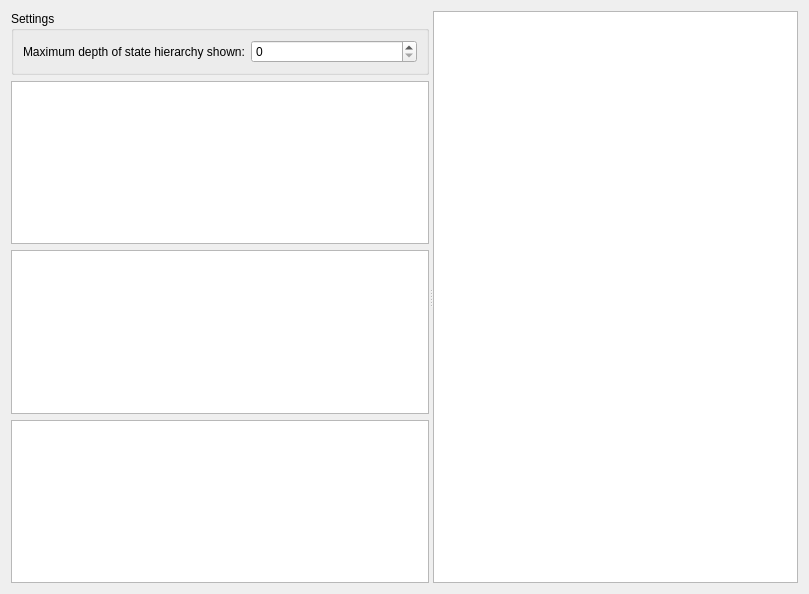
Old version of the form tools/statemachineviewer/statemachineviewer.ui in the repository KDAB/GammaRay.
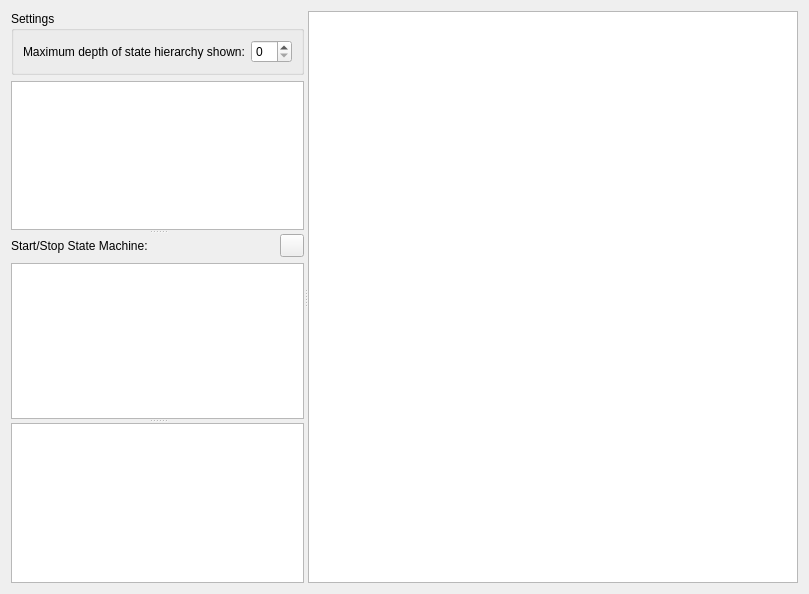
New version of the form. Custom widgets are drawn as their Qt base class.

Commit message: Add start/stop button for the currently selected state machine.

Diff of the .ui file:
```diff
--- a/tools/statemachineviewer/statemachineviewer.ui
+++ b/tools/statemachineviewer/statemachineviewer.ui
@@ -13,38 +13,19 @@
   <property name="windowTitle">
    <string>Form</string>
   </property>
-  <layout class="QGridLayout" name="gridLayout_3">
-   <item row="0" column="0">
-    <widget class="QSplitter" name="splitter">
+  <layout class="QVBoxLayout" name="verticalLayout_2">
+   <item>
+    <widget class="QSplitter" name="verticalSplitter">
      <property name="orientation">
       <enum>Qt::Horizontal</enum>
      </property>
-     <widget class="QWidget" name="layoutWidget">
-      <layout class="QGridLayout" name="gridLayout">
-       <item row="1" column="0">
-        <widget class="QTreeView" name="stateMachinesView">
-         <property name="rootIsDecorated">
-          <bool>false</bool>
-         </property>
-         <property name="uniformRowHeights">
-          <bool>true</bool>
-         </property>
-         <attribute name="headerStretchLastSection">
-          <bool>false</bool>
-         </attribute>
-        </widget>
-       </item>
-       <item row="2" column="0">
-        <widget class="QTreeView" name="singleStateMachineView">
-         <property name="uniformRowHeights">
-          <bool>true</bool>
-         </property>
-         <attribute name="headerStretchLastSection">
-          <bool>false</bool>
-         </attribute>
-        </widget>
-       </item>
-       <item row="0" column="0">
+     <widget class="QSplitter" name="splitter">
+      <property name="orientation">
+       <enum>Qt::Vertical</enum>
+      </property>
+      <widget class="QWidget" name="">
+       <layout class="QVBoxLayout" name="verticalLayout">
+        <item>
         <widget class="QGroupBox" name="groupBox">
          <property name="title">
           <string>Settings</string>
@@ -67,7 +48,52 @@
          </layout>
         </widget>
        </item>
-       <item row="3" column="0">
+        <item>
+         <widget class="QTreeView" name="stateMachinesView">
+          <property name="rootIsDecorated">
+           <bool>false</bool>
+          </property>
+          <property name="uniformRowHeights">
+           <bool>true</bool>
+          </property>
+          <attribute name="headerStretchLastSection">
+           <bool>false</bool>
+          </attribute>
+         </widget>
+        </item>
+       </layout>
+      </widget>
+      <widget class="QWidget" name="">
+       <layout class="QGridLayout" name="gridLayout">
+        <item row="0" column="0">
+         <widget class="QLabel" name="label">
+          <property name="text">
+           <string>Start/Stop State Machine:</string>
+          </property>
+         </widget>
+        </item>
+        <item row="0" column="1">
+         <widget class="QToolButton" name="startStopButton">
+          <property name="text">
+           <string/>
+          </property>
+          <property name="checkable">
+           <bool>true</bool>
+          </property>
+         </widget>
+        </item>
+        <item row="1" column="0" colspan="2">
+         <widget class="QTreeView" name="singleStateMachineView">
+          <property name="uniformRowHeights">
+           <bool>true</bool>
+          </property>
+          <attribute name="headerStretchLastSection">
+           <bool>false</bool>
+          </attribute>
+         </widget>
+        </item>
+       </layout>
+      </widget>
         <widget class="QPlainTextEdit" name="plainTextEdit">
          <property name="readOnly">
           <bool>true</bool>
@@ -79,22 +105,14 @@
           <bool>false</bool>
          </property>
         </widget>
-       </item>
-      </layout>
      </widget>
-     <widget class="QWidget" name="layoutWidget1">
-      <layout class="QGridLayout" name="gridLayout_2">
-       <item row="1" column="0" colspan="2">
         <widget class="StateMachineView" name="graphicsView">
          <property name="sizePolicy">
           <sizepolicy hsizetype="Expanding" vsizetype="Expanding">
-           <horstretch>0</horstretch>
+        <horstretch>1</horstretch>
            <verstretch>0</verstretch>
           </sizepolicy>
          </property>
-        </widget>
-       </item>
-      </layout>
      </widget>
     </widget>
    </item>
```
Lines whose indentation alone changed are shown as unchanged. The commit also changes 2 other files.
